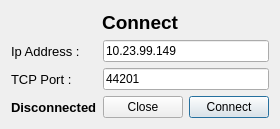
First picture: the form in Client/ClientV2/NewBabelClient/ConnectWindow.ui, repository AGuismo/V-and-Co-Babel, before the edit.
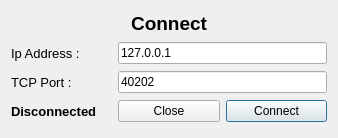
Second picture: the form after the edit.

Commit message: tab order

Diff of the .ui file:
```diff
--- a/Client/ClientV2/NewBabelClient/ConnectWindow.ui
+++ b/Client/ClientV2/NewBabelClient/ConnectWindow.ui
@@ -6,8 +6,8 @@
    <rect>
     <x>0</x>
     <y>0</y>
-    <width>267</width>
-    <height>118</height>
+    <width>338</width>
+    <height>138</height>
    </rect>
   </property>
   <property name="windowTitle">
@@ -17,7 +17,10 @@
    <item row="2" column="1" colspan="2">
     <widget class="QLineEdit" name="portTcpLineEdit">
      <property name="text">
-      <string>44201</string>
+      <string>40202</string>
+     </property>
+     <property name="maxLength">
+      <number>5</number>
      </property>
     </widget>
    </item>
@@ -43,7 +46,10 @@
    <item row="1" column="1" colspan="2">
     <widget class="QLineEdit" name="ipLineEdit">
      <property name="text">
-      <string>10.23.99.149</string>
+      <string>127.0.0.1</string>
+     </property>
+     <property name="maxLength">
+      <number>15</number>
      </property>
     </widget>
    </item>
```
Left out of the diff: 6 changed lines with no effect on the pictures. The commit also changes 3 other files.
